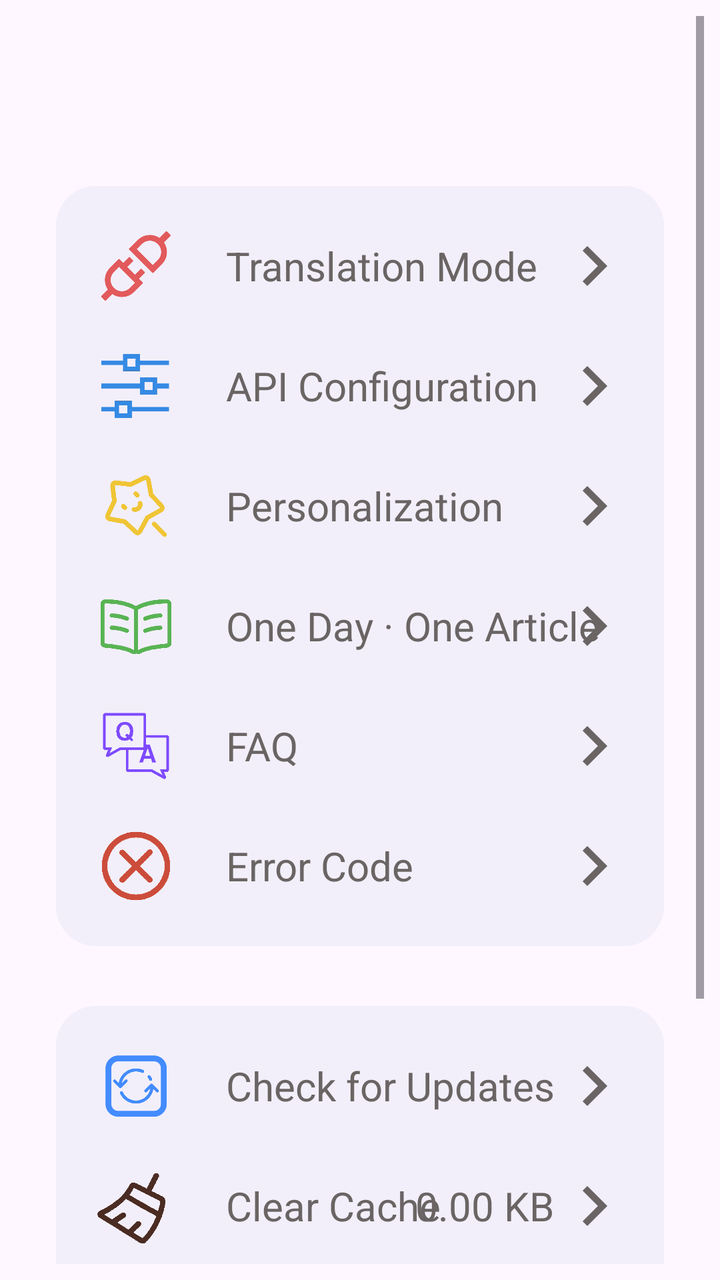
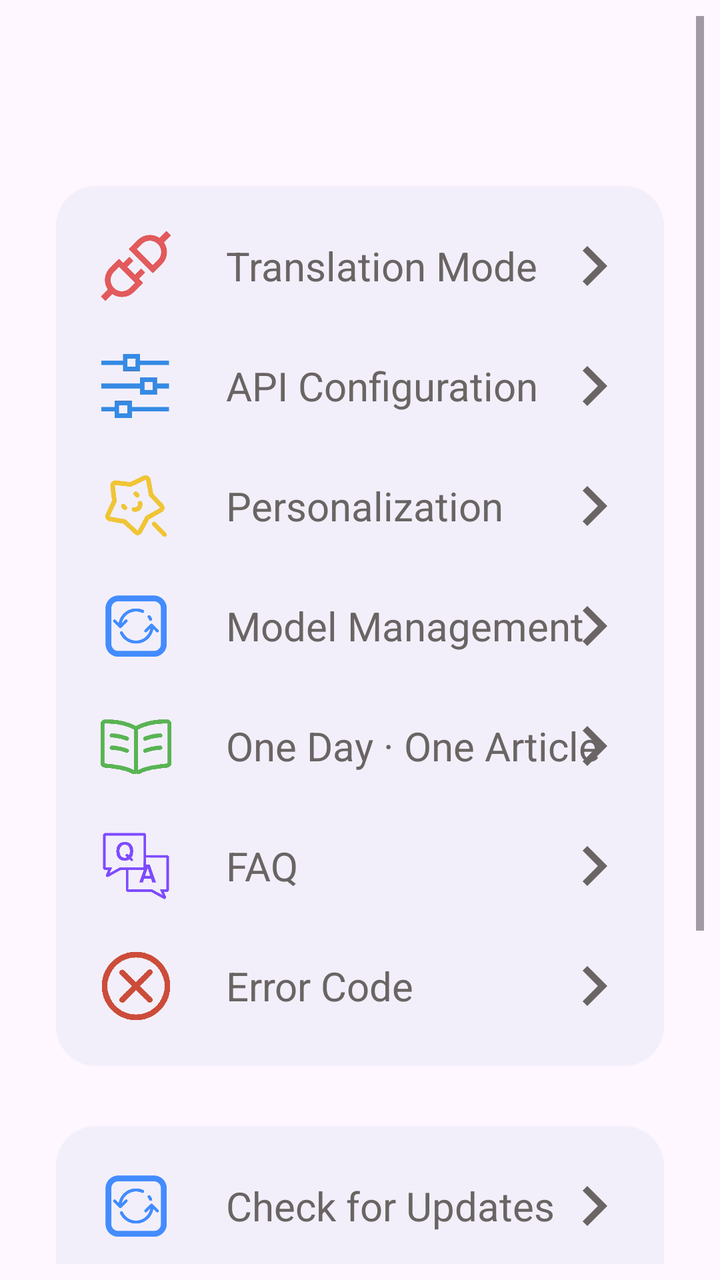

Before-and-after screenshots of an Android layout around one commit, followed by the original layout XML and the change that was made.
<!-- AndroidManifest.xml: application theme Theme.MT -->
<!-- res/layout/fragment_about_me.xml -->
<?xml version="1.0" encoding="utf-8"?>
<ScrollView xmlns:android="http://schemas.android.com/apk/res/android"
    xmlns:app="http://schemas.android.com/apk/res-auto"
    xmlns:tools="http://schemas.android.com/tools"
    android:id="@+id/constrainLayout"
    android:layout_width="match_parent"
    android:layout_height="match_parent"
    android:padding="8dp"
    tools:context=".me.AboutMe" >

    <androidx.constraintlayout.widget.ConstraintLayout
        android:layout_width="match_parent"
        android:layout_height="wrap_content"
        app:layout_constraintBottom_toBottomOf="parent"
        app:layout_constraintEnd_toEndOf="parent"
        app:layout_constraintStart_toStartOf="parent"
        app:layout_constraintTop_toTopOf="parent">

        <LinearLayout
            android:id="@+id/lin1"
            android:layout_width="match_parent"
            android:layout_height="wrap_content"
            android:layout_marginStart="20dp"
            android:layout_marginTop="85dp"
            android:layout_marginEnd="20dp"
            android:background="@drawable/setting_shape"
            android:orientation="vertical"
            android:padding="15dp"
            app:layout_constraintEnd_toEndOf="parent"
            app:layout_constraintStart_toStartOf="parent"
            app:layout_constraintTop_toTopOf="parent">

            <RelativeLayout
                android:background="?attr/selectableItemBackground"
                android:clickable="true"
                android:id="@+id/translate_mode_btn"
                android:layout_width="match_parent"
                android:layout_height="wrap_content">

                <ImageView
                    android:id="@+id/apiselect"
                    android:layout_width="50dp"
                    android:layout_height="50dp"
                    android:src="@drawable/apiicon" />

                <TextView
                    android:layout_width="wrap_content"
                    android:layout_height="wrap_content"
                    android:layout_centerVertical="true"
                    android:layout_marginStart="20dp"
                    android:layout_toEndOf="@id/apiselect"
                    android:text="@string/translation_mode"
                    android:textColor="#6A6464"
                    android:textSize="20sp" />

                <ImageView
                    android:layout_width="40dp"
                    android:layout_height="40dp"
                    android:layout_alignParentEnd="true"
                    android:layout_centerVertical="true"
                    android:src="@drawable/righticon" />
            </RelativeLayout>

            <RelativeLayout
                android:background="?attr/selectableItemBackground"
                android:clickable="true"
                android:id="@+id/api_config_btn"
                android:layout_width="match_parent"
                android:layout_height="wrap_content"
                android:layout_marginTop="10dp">

                <ImageView
                    android:id="@+id/apiset"
                    android:layout_width="50dp"
                    android:layout_height="50dp"
                    android:src="@drawable/apiset" />

                <TextView
                    android:layout_width="wrap_content"
                    android:layout_height="wrap_content"
                    android:layout_centerVertical="true"
                    android:layout_marginStart="20dp"
                    android:layout_toEndOf="@id/apiset"
                    android:text="@string/api_configuration"
                    android:textColor="#6A6464"
                    android:textSize="20sp" />

                <ImageView
                    android:layout_width="40dp"
                    android:layout_height="40dp"
                    android:layout_alignParentEnd="true"
                    android:layout_centerVertical="true"
                    android:src="@drawable/righticon" />
            </RelativeLayout>

            <RelativeLayout
                android:background="?attr/selectableItemBackground"
                android:clickable="true"
                android:id="@+id/personalization_btn"
                android:layout_width="match_parent"
                android:layout_height="wrap_content"
                android:layout_marginTop="10dp">

                <ImageView
                    android:id="@+id/themeset"
                    android:layout_width="50dp"
                    android:layout_height="50dp"
                    android:src="@drawable/personalization" />

                <TextView
                    android:layout_width="wrap_content"
                    android:layout_height="wrap_content"
                    android:layout_centerVertical="true"
                    android:layout_marginStart="20dp"
                    android:layout_toEndOf="@id/themeset"
                    android:text="@string/personalization_setting"
                    android:textColor="#6A6464"
                    android:textSize="20sp" />

                <ImageView
                    android:layout_width="40dp"
                    android:layout_height="40dp"
                    android:layout_alignParentEnd="true"
                    android:layout_centerVertical="true"
                    android:src="@drawable/righticon" />
            </RelativeLayout>

            <RelativeLayout
                android:background="?attr/selectableItemBackground"
                android:clickable="true"
                android:id="@+id/read_btn"
                android:layout_width="match_parent"
                android:layout_height="wrap_content"
                android:layout_marginTop="10dp">

                <ImageView
                    android:id="@+id/read"
                    android:layout_width="50dp"
                    android:layout_height="50dp"
                    android:src="@drawable/read" />

                <TextView
                    android:layout_width="wrap_content"
                    android:layout_height="wrap_content"
                    android:layout_centerVertical="true"
                    android:layout_marginStart="20dp"
                    android:layout_toEndOf="@id/read"
                    android:text="@string/article_page"
                    android:textColor="#6A6464"
                    android:textSize="20sp" />

                <ImageView
                    android:layout_width="40dp"
                    android:layout_height="40dp"
                    android:layout_alignParentEnd="true"
                    android:layout_centerVertical="true"
                    android:src="@drawable/righticon" />
            </RelativeLayout>

            <RelativeLayout
                android:background="?attr/selectableItemBackground"
                android:clickable="true"
                android:id="@+id/faq_btn"
                android:layout_width="match_parent"
                android:layout_height="wrap_content"
                android:layout_marginTop="10dp">

                <ImageView
                    android:id="@+id/faq"
                    android:layout_width="50dp"
                    android:layout_height="50dp"
                    android:src="@drawable/faq" />

                <TextView
                    android:layout_width="wrap_content"
                    android:layout_height="wrap_content"
                    android:layout_centerVertical="true"
                    android:layout_marginStart="20dp"
                    android:layout_toEndOf="@id/faq"
                    android:text="@string/faq_title"
                    android:textColor="#6A6464"
                    android:textSize="20sp" />

                <ImageView
                    android:layout_width="40dp"
                    android:layout_height="40dp"
                    android:layout_alignParentEnd="true"
                    android:layout_centerVertical="true"
                    android:src="@drawable/righticon" />
            </RelativeLayout>

            <RelativeLayout
                android:background="?attr/selectableItemBackground"
                android:clickable="true"
                android:id="@+id/error_code_btn"
                android:layout_width="match_parent"
                android:layout_height="wrap_content"
                android:layout_marginTop="10dp">

                <ImageView
                    android:id="@+id/errcode"
                    android:layout_width="50dp"
                    android:layout_height="50dp"
                    android:src="@drawable/errorcode" />

                <TextView
                    android:layout_width="wrap_content"
                    android:layout_height="wrap_content"
                    android:layout_centerVertical="true"
                    android:layout_marginStart="20dp"
                    android:layout_toEndOf="@id/errcode"
                    android:text="@string/error_code"
                    android:textColor="#6A6464"
                    android:textSize="20sp" />

                <ImageView
                    android:layout_width="40dp"
                    android:layout_height="40dp"
                    android:layout_alignParentEnd="true"
                    android:layout_centerVertical="true"
                    android:src="@drawable/righticon" />
            </RelativeLayout>
        </LinearLayout>

        <LinearLayout
            android:id="@+id/lin2"
            android:layout_width="match_parent"
            android:layout_height="wrap_content"
            android:layout_marginStart="20dp"
            android:layout_marginTop="30dp"
            android:layout_marginEnd="20dp"
            android:background="@drawable/setting_shape"
            android:orientation="vertical"
            android:padding="15dp"
            app:layout_constraintEnd_toEndOf="parent"
            app:layout_constraintStart_toStartOf="parent"
            app:layout_constraintTop_toBottomOf="@+id/lin1">

            <RelativeLayout
                android:background="?attr/selectableItemBackground"
                android:clickable="true"
                android:id="@+id/update_btn"
                android:layout_width="match_parent"
                android:layout_height="wrap_content">

                <ImageView
                    android:id="@+id/update"
                    android:layout_width="50dp"
                    android:layout_height="50dp"
                    android:src="@drawable/update"/>

                <TextView
                    android:layout_width="wrap_content"
                    android:layout_height="wrap_content"
                    android:layout_centerVertical="true"
                    android:layout_marginStart="20dp"
                    android:layout_toEndOf="@id/update"
                    android:text="@string/check_update"
                    android:textColor="#6A6464"
                    android:textSize="20sp"/>

                <ImageView
                    android:layout_width="40dp"
                    android:layout_height="40dp"
                    android:layout_alignParentEnd="true"
                    android:layout_centerVertical="true"
                    android:src="@drawable/righticon"/>
            </RelativeLayout>

            <RelativeLayout
                android:background="?attr/selectableItemBackground"
                android:clickable="true"
                android:id="@+id/clean_btn"
                android:layout_width="match_parent"
                android:layout_height="wrap_content"
                android:layout_marginTop="10dp">

                <ImageView
                    android:id="@+id/clean"
                    android:layout_width="50dp"
                    android:layout_height="50dp"
                    android:src="@drawable/clean" />

                <TextView
                    android:layout_width="wrap_content"
                    android:layout_height="wrap_content"
                    android:layout_centerVertical="true"
                    android:layout_marginStart="20dp"
                    android:layout_toEndOf="@id/clean"
                    android:text="@string/clear_cache"
                    android:textColor="#6A6464"
                    android:textSize="20sp" />

                <TextView
                    android:id="@+id/cachesize"
                    android:layout_width="wrap_content"
                    android:layout_height="wrap_content"
                    android:layout_centerVertical="true"
                    android:layout_toStartOf="@id/cleanpic"
                    android:text="0.00 KB"
                    android:textColor="#6A6464"
                    android:textSize="20sp" />

                <ImageView
                    android:id="@+id/cleanpic"
                    android:layout_width="40dp"
                    android:layout_height="40dp"
                    android:layout_alignParentEnd="true"
                    android:layout_centerVertical="true"
                    android:src="@drawable/righticon" />
            </RelativeLayout>

            <RelativeLayout
                android:background="?attr/selectableItemBackground"
                android:clickable="true"
                android:id="@+id/developer_btn"
                android:layout_width="match_parent"
                android:layout_height="wrap_content"
                android:layout_marginTop="10dp">

                <ImageView
                    android:id="@+id/developer"
                    android:layout_width="50dp"
                    android:layout_height="50dp"
                    android:src="@drawable/develop"/>

                <TextView
                    android:layout_width="wrap_content"
                    android:layout_height="wrap_content"
                    android:layout_centerVertical="true"
                    android:layout_marginStart="20dp"
                    android:layout_toEndOf="@id/developer"
                    android:text="@string/about_page"
                    android:textColor="#6A6464"
                    android:textSize="20sp"/>

                <ImageView
                    android:layout_width="40dp"
                    android:layout_height="40dp"
                    android:layout_alignParentEnd="true"
                    android:layout_centerVertical="true"
                    android:src="@drawable/righticon"/>
            </RelativeLayout>
        </LinearLayout>

        <LinearLayout
            android:layout_width="match_parent"
            android:layout_height="wrap_content"
            android:layout_marginStart="20dp"
            android:layout_marginTop="30dp"
            android:layout_marginEnd="20dp"
            android:background="@drawable/setting_shape"
            android:orientation="vertical"
            android:padding="15dp"
            app:layout_constraintEnd_toEndOf="parent"
            app:layout_constraintStart_toStartOf="parent"
            app:layout_constraintTop_toBottomOf="@+id/lin2">

            <RelativeLayout
                android:background="?attr/selectableItemBackground"
                android:clickable="true"
                android:id="@+id/view_logs_btn"
                android:layout_width="match_parent"
                android:layout_height="wrap_content">

                <ImageView
                    android:id="@+id/logicon"
                    android:layout_width="50dp"
                    android:layout_height="50dp"
                    android:src="@drawable/log_icon"/>

                <TextView
                    android:layout_width="wrap_content"
                    android:layout_height="wrap_content"
                    android:layout_centerVertical="true"
                    android:layout_marginStart="20dp"
                    android:layout_toEndOf="@id/logicon"
                    android:text="@string/view_logs"
                    android:textColor="#6A6464"
                    android:textSize="20sp"/>

                <ImageView
                    android:layout_width="40dp"
                    android:layout_height="40dp"
                    android:layout_alignParentEnd="true"
                    android:layout_centerVertical="true"
                    android:src="@drawable/righticon"/>
            </RelativeLayout>
        </LinearLayout>

    </androidx.constraintlayout.widget.ConstraintLayout>

</ScrollView>
<!-- resources referenced by this layout -->
<resources>
  <!-- drawable apiicon: png bitmap (drawable, 21030 bytes) -->
  <!-- drawable apiset: png bitmap (drawable, 5247 bytes) -->
  <!-- drawable clean: png bitmap (drawable, 7503 bytes) -->
  <!-- drawable develop: png bitmap (drawable, 6352 bytes) -->
  <!-- drawable errorcode: png bitmap (drawable, 25848 bytes) -->
  <!-- drawable faq: png bitmap (drawable, 26731 bytes) -->
  <!-- drawable log_icon (drawable) -->
  <vector xmlns:android="http://schemas.android.com/apk/res/android"
      android:width="24dp"
      android:height="24dp"
      android:viewportWidth="24"
      android:viewportHeight="24"
      android:tint="#55AEEA">
      <path
          android:fillColor="@android:color/white"
          android:pathData="M14,2H6C4.9,2 4,2.9 4,4v16c0,1.1 0.9,2 2,2h12c1.1,0 2,-0.9 2,-2V8L14,2zM6,20V4h7v5h5v11H6zM8,15.01V17h2v-2h2v-2h-2v-2H8v2H6v2h2z"/>
  </vector>
  <!-- drawable personalization: png bitmap (drawable, 22321 bytes) -->
  <!-- drawable read: png bitmap (drawable, 16286 bytes) -->
  <!-- drawable righticon (drawable) -->
  <vector android:height="24dp" android:tint="#6A6464"
      android:viewportHeight="24" android:viewportWidth="24"
      android:width="24dp" xmlns:android="http://schemas.android.com/apk/res/android">
      <path android:fillColor="@android:color/white" android:pathData="M10,6L8.59,7.41 13.17,12l-4.58,4.59L10,18l6,-6z"/>
  </vector>
  <!-- drawable setting_shape (drawable) -->
  <?xml version="1.0" encoding="utf-8"?>
  <shape xmlns:android="http://schemas.android.com/apk/res/android"
      android:shape="rectangle">
      <solid android:color="#1A8EA4CA">
  
      </solid>
      <corners android:radius="20dp">
  
      </corners>
  </shape>
  <!-- drawable update: png bitmap (drawable, 20743 bytes) -->
  <string name="about_page">About</string>
  <string name="api_configuration">API Configuration</string>
  <string name="article_page">One Day · One Article</string>
  <string name="check_update">Check for Updates</string>
  <string name="clear_cache">Clear Cache</string>
  <string name="error_code">Error Code</string>
  <string name="faq_title">FAQ</string>
  <string name="personalization_setting">Personalization</string>
  <string name="translation_mode">Translation Mode</string>
  <string name="view_logs">View Logs</string>
  <style name="Theme.MT" parent="Base.Theme.MT">
          
          <item name="android:navigationBarColor">@android:color/transparent</item>
          <item name="android:statusBarColor">@android:color/transparent</item>
          <item name="android:windowLightStatusBar">?attr/isLightTheme</item>
      </style>
  <style name="Base.Theme.MT" parent="Theme.Material3.Light.NoActionBar">
          <item name="colorPrimary">#55AEEA</item>
          <item name="android:navigationBarColor">
              @android:color/transparent
          </item>
          <item name="android:enforceNavigationBarContrast">false</item>
          <item name="android:enforceStatusBarContrast">false</item>
      </style>
</resources>

<!-- the commit's change to res/layout/fragment_about_me.xml (unified diff, before → after) -->
@@ -128,6 +128,38 @@
             <RelativeLayout
                 android:background="?attr/selectableItemBackground"
                 android:clickable="true"
+                android:id="@+id/model_management_btn"
+                android:layout_width="match_parent"
+                android:layout_height="wrap_content"
+                android:layout_marginTop="10dp">
+
+                <ImageView
+                    android:id="@+id/modelicon"
+                    android:layout_width="50dp"
+                    android:layout_height="50dp"
+                    android:src="@drawable/update"/>
+
+                <TextView
+                    android:layout_width="wrap_content"
+                    android:layout_height="wrap_content"
+                    android:layout_centerVertical="true"
+                    android:layout_marginStart="20dp"
+                    android:layout_toEndOf="@id/modelicon"
+                    android:text="@string/model_management"
+                    android:textColor="#6A6464"
+                    android:textSize="20sp"/>
+
+                <ImageView
+                    android:layout_width="40dp"
+                    android:layout_height="40dp"
+                    android:layout_alignParentEnd="true"
+                    android:layout_centerVertical="true"
+                    android:src="@drawable/righticon"/>
+            </RelativeLayout>
+
+            <RelativeLayout
+                android:background="?attr/selectableItemBackground"
+                android:clickable="true"
                 android:id="@+id/read_btn"
                 android:layout_width="match_parent"
                 android:layout_height="wrap_content"
<!-- resource entries referenced after the edit -->
@@ -44,6 +44,7 @@
   <string name="clear_cache">Clear Cache</string>
   <string name="error_code">Error Code</string>
   <string name="faq_title">FAQ</string>
+  <string name="model_management">Model Management</string>
   <string name="personalization_setting">Personalization</string>
   <string name="translation_mode">Translation Mode</string>
   <string name="view_logs">View Logs</string>
